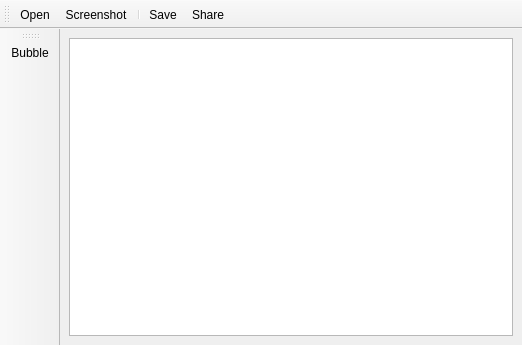
The window that mainwindow.ui (agateau/annot8) describes before a commit, drawn with Qt 5.
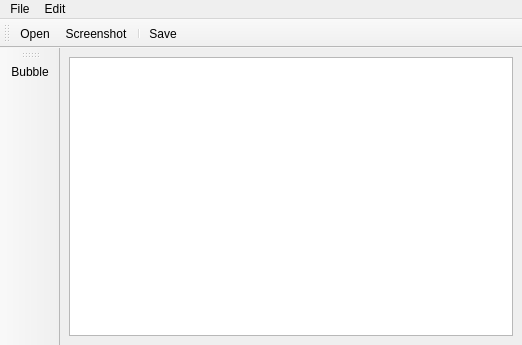
The same window after the commit.

Commit message: Make it possible to delete items.

```diff
--- a/mainwindow.ui
+++ b/mainwindow.ui
@@ -50,7 +50,33 @@
    <addaction name="actionScreenshot"/>
    <addaction name="separator"/>
    <addaction name="actionSave"/>
-   <addaction name="actionShare"/>
+  </widget>
+  <widget class="QMenuBar" name="menuBar">
+   <property name="geometry">
+    <rect>
+     <x>0</x>
+     <y>0</y>
+     <width>522</width>
+     <height>23</height>
+    </rect>
+   </property>
+   <widget class="QMenu" name="menuFile">
+    <property name="title">
+     <string>File</string>
+    </property>
+    <addaction name="actionOpen"/>
+    <addaction name="actionScreenshot"/>
+    <addaction name="separator"/>
+    <addaction name="actionSave"/>
+   </widget>
+   <widget class="QMenu" name="menuEdit">
+    <property name="title">
+     <string>Edit</string>
+    </property>
+    <addaction name="actionDelete"/>
+   </widget>
+   <addaction name="menuFile"/>
+   <addaction name="menuEdit"/>
   </widget>
   <action name="actionBubble">
    <property name="text">
@@ -77,7 +103,10 @@
   </action>
   <action name="actionShare">
    <property name="text">
-    <string>Share</string>
+    <string>Delete</string>
+   </property>
+   <property name="shortcut">
+    <string>Del</string>
    </property>
   </action>
  </widget>
```
Left out of the diff: 8 changed lines with no effect on the pictures. The commit also changes 2 other files.
